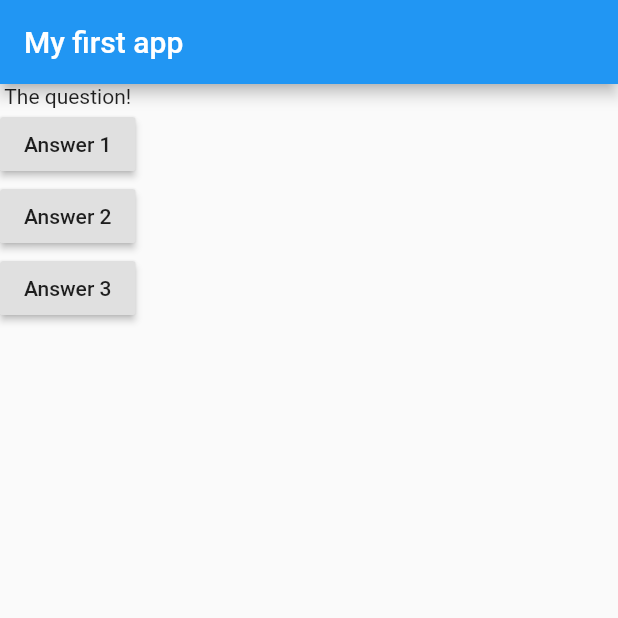
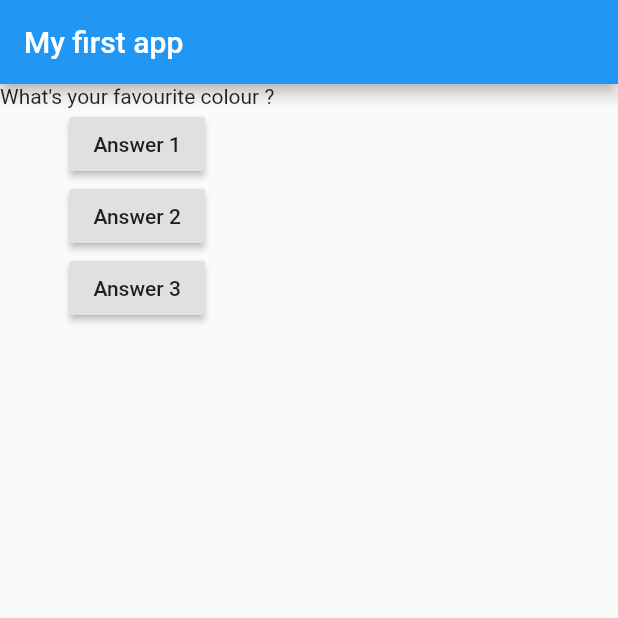
Before and after one commit to amitsingh0823/flutter_complete_guide, a Flutter app: the screen it shows after launch, after a tap on "Answer 1", on a phone screen of 412 x 824 dp, the top half of it. Run offline on Flutter 3.47's test engine with Material 2 defaults, Android fonts, the phone set to English and light mode, and no system bars.

Commit message:
calling value from list

```diff
--- a/lib/main.dart
+++ b/lib/main.dart
@@ -5,21 +5,20 @@ void main() {
 }
 
 class MyApp extends StatelessWidget {
+  var questionIndex = 0;
   void answerQuestion() {
-    print('Answer chose!');
+    questionIndex++;
+    print(questionIndex);
+    // print('Answer chose!');
   }
 
   // This widget is the root of your application.
   @override
   Widget build(BuildContext context) {
-    @override
-    Widget build(BuildContext context) {
-      var question = [
-        'What\'s your favourite colour ?',
-        'What\'s your favourite colour ?',
-      ];
-    }
-
+    var questions = [
+      'What\'s your favourite colour ?',
+      'What\'s your favourite animal ?',
+    ];
     return MaterialApp(
       home: Scaffold(
         appBar: AppBar(
@@ -27,17 +26,19 @@ class MyApp extends StatelessWidget {
         ),
         body: Column(
           children: [
-            Text('The question!'),
+            Text(
+              questions[questionIndex],
+            ),
             RaisedButton(
               child: Text('Answer 1'),
               onPressed:
                   answerQuestion, //function need to be pass without brackets
             ),
             RaisedButton(
-                child: Text('Answer 2'),
-                onPressed: () => print(
-                    'Answer 2 chosen !') // => is used for single expression
-                ),
+              child: Text('Answer 2'),
+              onPressed: () => print(
+                  'Answer 2 chosen !'), // => is used for single expression
+            ),
             RaisedButton(
                 child: Text('Answer 3'),
                 onPressed: () {
```
